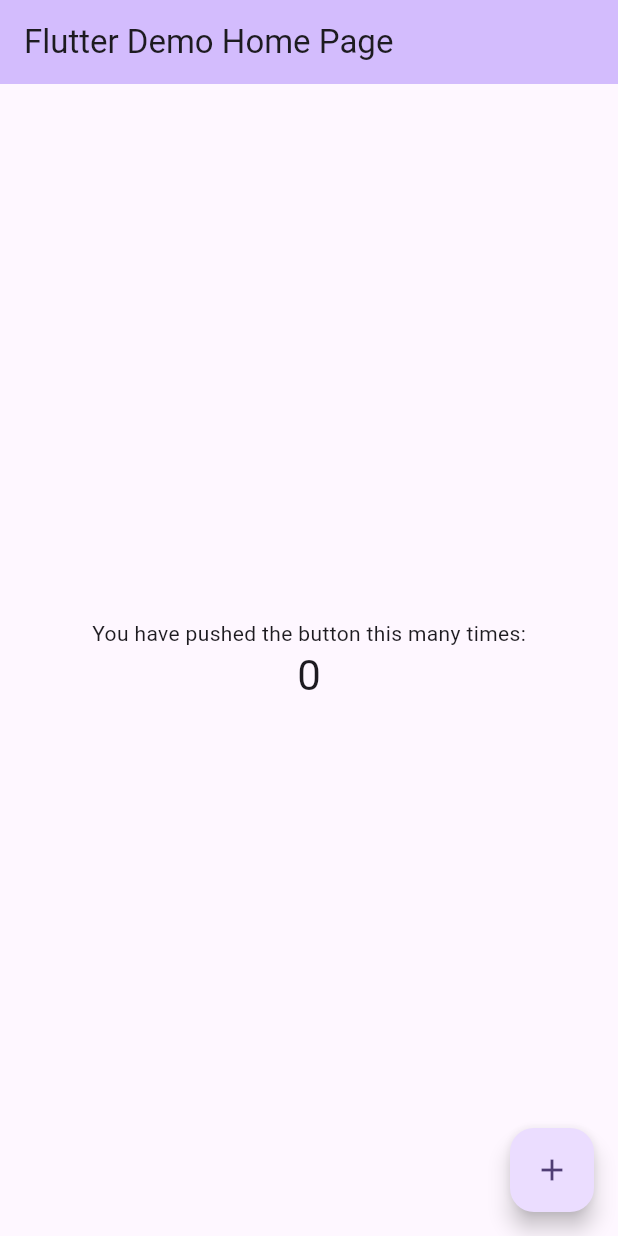
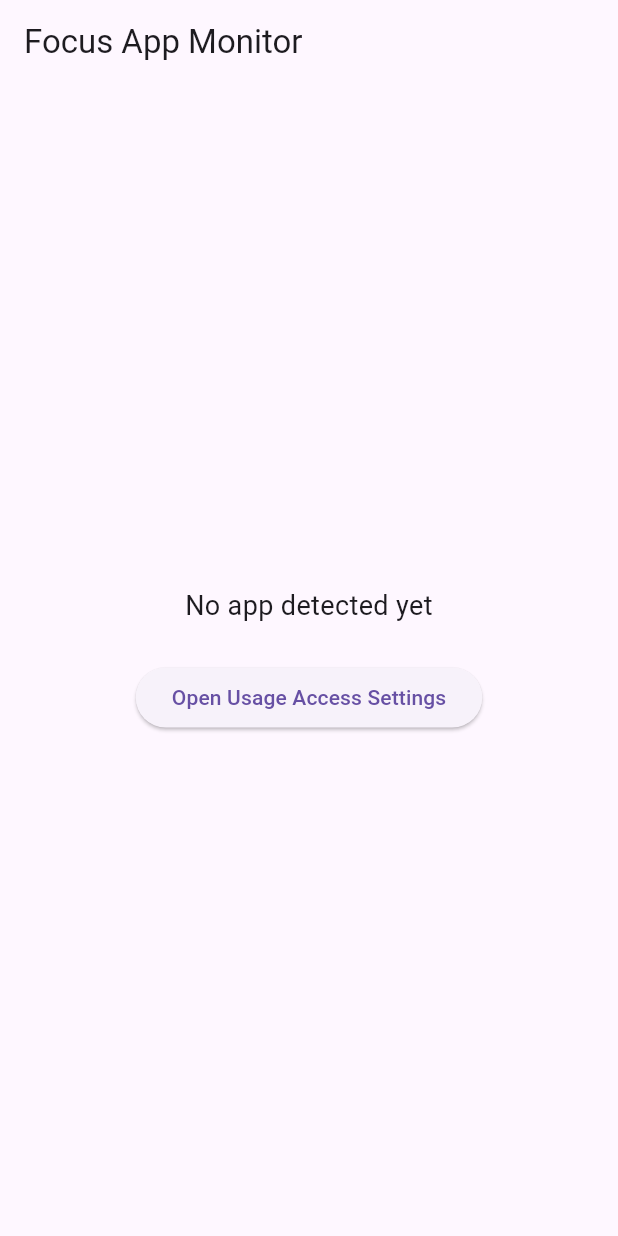
Before and after one commit to Zyphon12342/HarmonicDistruptionApp, a Flutter app: the screen it shows after launch, on a phone screen of 412 x 824 dp. Run offline on Flutter 3.47's test engine with Material 3 defaults, Android fonts, the phone set to English and light mode, and no system bars; missing offline and left inert: android_intent_plus.

Commit message:
Detects and returns forground app

```diff
--- /dev/null
+++ b/focus/lib/focus.dart
@@ -0,0 +1,29 @@
+import 'package:flutter/services.dart';
+import 'package:android_intent_plus/android_intent.dart';
+import 'package:flutter/foundation.dart';
+
+/// A helper that wraps the platform channel for detecting the foreground app.
+class FocusDetector {
+  static const MethodChannel _channel = MethodChannel('focus.app/check');
+
+  /// Returns the package name of the current foreground app, or null if unavailable.
+  static Future<String?> getFocusApp() async {
+    try {
+      final String? pkg = await _channel.invokeMethod<String>('getFocusApp');
+      debugPrint('DEBUG: Detected foreground package: $pkg');
+      return pkg;
+    } on PlatformException catch (e) {
+      debugPrint('FocusDetector error: $e');
+      return null;
+    }
+  }
+}
+
+/// Opens the Android Usage Access settings so the user can grant your app
+/// the PACKAGE_USAGE_STATS permission.
+Future<void> openUsageAccessSettings() async {
+  final intent = AndroidIntent(
+    action: 'android.settings.USAGE_ACCESS_SETTINGS',
+  );
+  await intent.launch();
+}
--- a/focus/lib/main.dart
+++ b/focus/lib/main.dart
@@ -1,122 +1,79 @@
+import 'dart:async';
 import 'package:flutter/material.dart';
+import 'focus.dart';
 
-void main() {
-  runApp(const MyApp());
-}
+void main() => runApp(const MyApp());
 
 class MyApp extends StatelessWidget {
   const MyApp({super.key});
-
-  // This widget is the root of your application.
   @override
   Widget build(BuildContext context) {
     return MaterialApp(
-      title: 'Flutter Demo',
-      theme: ThemeData(
-        // This is the theme of your application.
-        //
-        // TRY THIS: Try running your application with "flutter run". You'll see
-        // the application has a purple toolbar. Then, without quitting the app,
-        // try changing the seedColor in the colorScheme below to Colors.green
-        // and then invoke "hot reload" (save your changes or press the "hot
-        // reload" button in a Flutter-supported IDE, or press "r" if you used
-        // the command line to start the app).
-        //
-        // Notice that the counter didn't reset back to zero; the application
-        // state is not lost during the reload. To reset the state, use hot
-        // restart instead.
-        //
-        // This works for code too, not just values: Most code changes can be
-        // tested with just a hot reload.
-        colorScheme: ColorScheme.fromSeed(seedColor: Colors.deepPurple),
-      ),
-      home: const MyHomePage(title: 'Flutter Demo Home Page'),
+      title: 'Focus Background Logger',
+      theme: ThemeData(primarySwatch: Colors.indigo),
+      home: const HomePage(),
     );
   }
 }
 
-class MyHomePage extends StatefulWidget {
-  const MyHomePage({super.key, required this.title});
+class HomePage extends StatefulWidget {
+  const HomePage({super.key});
+  @override
+  State<HomePage> createState() => _HomePageState();
+}
 
-  // This widget is the home page of your application. It is stateful, meaning
-  // that it has a State object (defined below) that contains fields that affect
-  // how it looks.
-
-  // This class is the configuration for the state. It holds the values (in this
-  // case the title) provided by the parent (in this case the App widget) and
-  // used by the build method of the State. Fields in a Widget subclass are
-  // always marked "final".
-
-  final String title;
+class _HomePageState extends State<HomePage> {
+  String? _currentPackage;
+  Timer? _timer;
 
   @override
-  State<MyHomePage> createState() => _MyHomePageState();
-}
+  void initState() {
+    super.initState();
+    // Start checking periodically every 3 seconds
+    _startForegroundAppChecker();
+  }
 
-class _MyHomePageState extends State<MyHomePage> {
-  int _counter = 0;
-
-  void _incrementCounter() {
-    setState(() {
-      // This call to setState tells the Flutter framework that something has
-      // changed in this State, which causes it to rerun the build method below
-      // so that the display can reflect the updated values. If we changed
-      // _counter without calling setState(), then the build method would not be
-      // called again, and so nothing would appear to happen.
-      _counter++;
+  void _startForegroundAppChecker() {
+    _timer = Timer.periodic(const Duration(seconds: 1), (_) async {
+      final pkg = await FocusDetector.getFocusApp();
+      if (pkg != null && pkg != _currentPackage) {
+        debugPrint("💡 Foreground app changed: $pkg");
+        setState(() => _currentPackage = pkg);
+      } else {
+        debugPrint("📌 Still in: $pkg");
+      }
     });
   }
 
   @override
+  void dispose() {
+    _timer?.cancel();
+    super.dispose();
+  }
+
+  @override
   Widget build(BuildContext context) {
-    // This method is rerun every time setState is called, for instance as done
-    // by the _incrementCounter method above.
-    //
-    // The Flutter framework has been optimized to make rerunning build methods
-    // fast, so that you can just rebuild anything that needs updating rather
-    // than having to individually change instances of widgets.
     return Scaffold(
-      appBar: AppBar(
-        // TRY THIS: Try changing the color here to a specific color (to
-        // Colors.amber, perhaps?) and trigger a hot reload to see the AppBar
-        // change color while the other colors stay the same.
-        backgroundColor: Theme.of(context).colorScheme.inversePrimary,
-        // Here we take the value from the MyHomePage object that was created by
-        // the App.build method, and use it to set our appbar title.
-        title: Text(widget.title),
-      ),
+      appBar: AppBar(title: const Text('Focus App Monitor')),
       body: Center(
-        // Center is a layout widget. It takes a single child and positions it
-        // in the middle of the parent.
         child: Column(
-          // Column is also a layout widget. It takes a list of children and
-          // arranges them vertically. By default, it sizes itself to fit its
-          // children horizontally, and tries to be as tall as its parent.
-          //
-          // Column has various properties to control how it sizes itself and
-          // how it positions its children. Here we use mainAxisAlignment to
-          // center the children vertically; the main axis here is the vertical
-          // axis because Columns are vertical (the cross axis would be
-          // horizontal).
-          //
-          // TRY THIS: Invoke "debug painting" (choose the "Toggle Debug Paint"
-          // action in the IDE, or press "p" in the console), to see the
-          // wireframe for each widget.
           mainAxisAlignment: MainAxisAlignment.center,
-          children: <Widget>[
-            const Text('You have pushed the button this many times:'),
+          children: [
             Text(
-              '$_counter',
-              style: Theme.of(context).textTheme.headlineMedium,
+              _currentPackage == null
+                  ? 'No app detected yet'
+                  : 'Current foreground app:\n$_currentPackage',
+              textAlign: TextAlign.center,
+              style: const TextStyle(fontSize: 18),
+            ),
+            const SizedBox(height: 24),
+            ElevatedButton(
+              onPressed: openUsageAccessSettings,
+              child: const Text('Open Usage Access Settings'),
             ),
           ],
         ),
       ),
-      floatingActionButton: FloatingActionButton(
-        onPressed: _incrementCounter,
-        tooltip: 'Increment',
-        child: const Icon(Icons.add),
-      ), // This trailing comma makes auto-formatting nicer for build methods.
     );
   }
 }
--- a/focus/pubspec.yaml
+++ b/focus/pubspec.yaml
@@ -32,7 +32,7 @@ dependencies:
     sdk: flutter
   firebase_core : 3.14.0
   firebase_database : 11.3.7
-
+  android_intent_plus: ^5.3.0
 
 
 dev_dependencies:
```
Also changed, not shown: focus/pubspec.lock, 3 other files.
